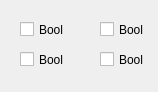
This is PlugIns/BasicNodes/SyncGateEmbeddedWidget.ui in pbunnun/CVisualDevTool_Community as Qt 5 draws it before an edit. The edited form follows.
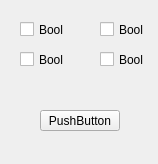
This is the edited form.

Commit message: - Added a node and a dynamic port signal. - Added the VideoWriting Node to Image Operation - The node currently outputs a path to the saved file. - The dynamic port mechanism is taken from ๑signmotion's approach by having Node as a friend class of NodeState and NodeGeometry. - A quick example is added in the SyncGate Node.

```diff
--- a/PlugIns/BasicNodes/SyncGateEmbeddedWidget.ui
+++ b/PlugIns/BasicNodes/SyncGateEmbeddedWidget.ui
@@ -7,7 +7,7 @@
     <x>0</x>
     <y>0</y>
     <width>158</width>
-    <height>92</height>
+    <height>164</height>
    </rect>
   </property>
   <property name="windowTitle">
@@ -65,6 +65,19 @@
     <string>Bool</string>
    </property>
   </widget>
+  <widget class="QPushButton" name="pushButton">
+   <property name="geometry">
+    <rect>
+     <x>40</x>
+     <y>110</y>
+     <width>80</width>
+     <height>21</height>
+    </rect>
+   </property>
+   <property name="text">
+    <string>PushButton</string>
+   </property>
+  </widget>
  </widget>
  <resources/>
  <connections/>
```
The commit also changes 22 other files.
